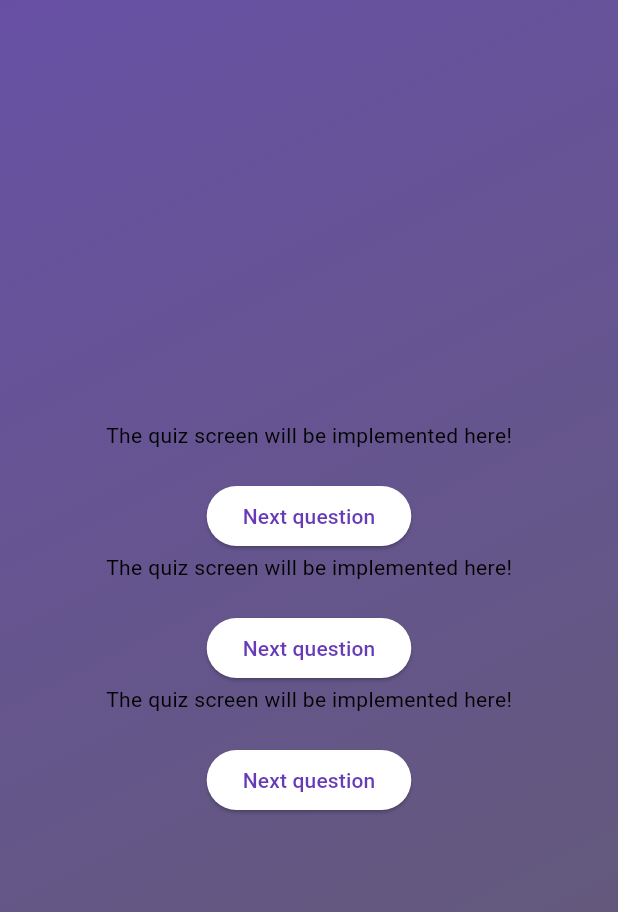
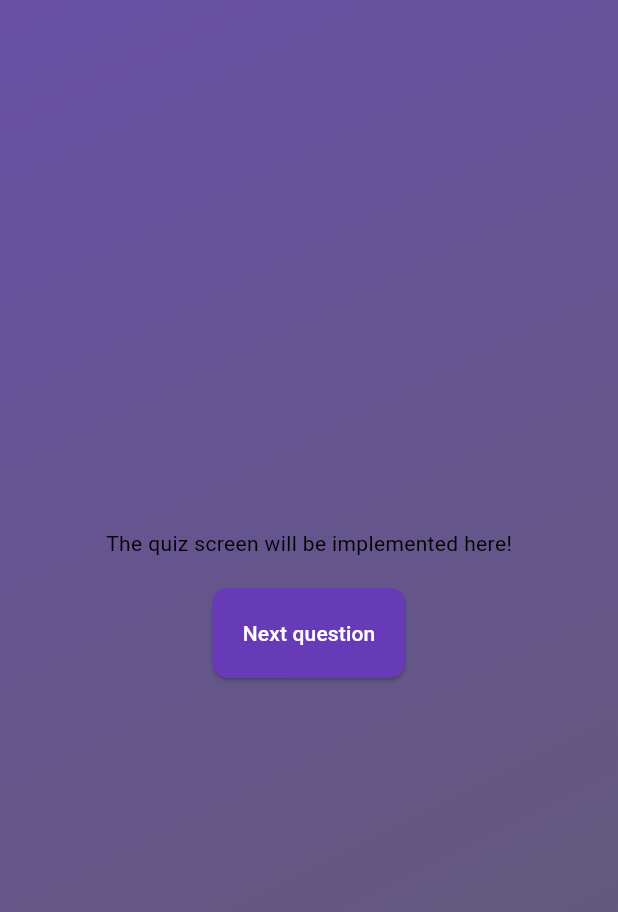
Before and after one commit to eduardorezaghi/adv_basics, a Flutter app: the screen it shows after launch, after a tap on "Go to quiz", on a phone screen of 412 x 824 dp. Shown: the top 912 px of the screen. Run offline on Flutter 3.47's test engine with Material 3 defaults, Android fonts, the phone set to English and light mode, and no system bars.

Commit message:
Add reusable button for Questions screen

```diff
--- /dev/null
+++ b/lib/answer_button.dart
@@ -0,0 +1,30 @@
+import 'package:flutter/material.dart';
+
+class AnswerButton extends StatelessWidget {
+  final void Function() selectHandler;
+  final String answerText;
+
+  const AnswerButton({
+      super.key,
+      required this.selectHandler,
+      required this.answerText,
+    });
+
+  @override
+  // Like React components,
+  //Flutter widgets have a build method that returns the UI elements to be rendered.
+  Widget build(BuildContext context) {
+    return ElevatedButton(
+      onPressed: selectHandler,
+      style: ElevatedButton.styleFrom(
+        padding: const EdgeInsets.all(20),
+        backgroundColor: Theme.of(context).colorScheme.secondary,
+        foregroundColor: Theme.of(context).colorScheme.onSecondary,
+        shape: RoundedRectangleBorder(
+          borderRadius: BorderRadius.circular(10),
+        ),
+      ),
+      child: Text(answerText),
+    );
+  }
+}
--- a/lib/questions_screen.dart
+++ b/lib/questions_screen.dart
@@ -1,3 +1,4 @@
+import 'package:adv_basics/answer_button.dart';
 import 'package:adv_basics/models/questions_blueprint.dart';
 import 'package:flutter/material.dart';
 
@@ -23,15 +24,14 @@ class _QuestionScreenState extends State<QuestionScreen> {
       child: Column(
         mainAxisAlignment: MainAxisAlignment.center,
         children: <Widget>[
-          Text('The quiz screen will be implemented here!'),
-          SizedBox(height: 20),
-          ElevatedButton(onPressed: () {}, child: Text('Next question')),
-          Text('The quiz screen will be implemented here!'),
-          SizedBox(height: 20),
-          ElevatedButton(onPressed: () {}, child: Text('Next question')),
-          Text('The quiz screen will be implemented here!'),
-          SizedBox(height: 20),
-          ElevatedButton(onPressed: () {}, child: Text('Next question')),
+          const Text('The quiz screen will be implemented here!'),
+          const SizedBox(height: 20),
+          // ElevatedButton(onPressed: () {}, child: Text('Next question')),
+          AnswerButton(
+            selectHandler: () {},
+            answerText: 'Next question',
+          ),
+          const SizedBox(height: 20),
         ],
       ),
     );
```
